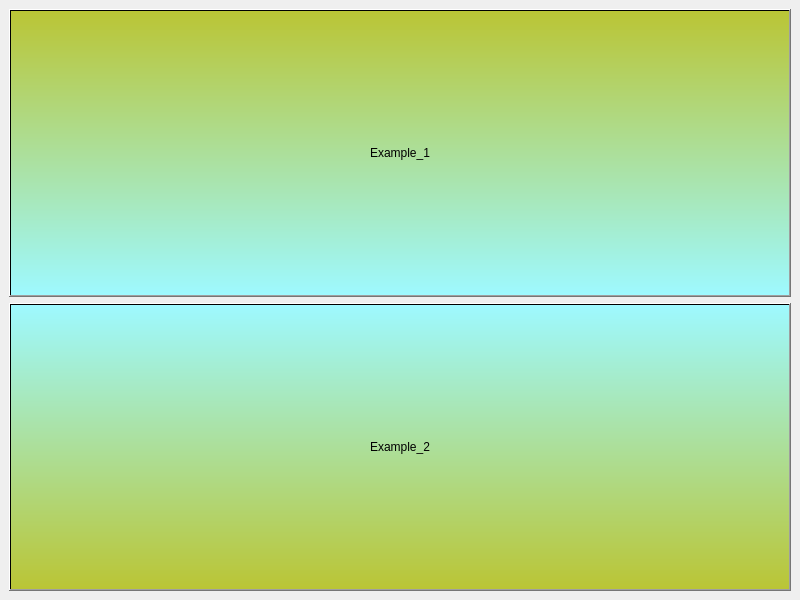
First picture: the form in ui/mainwindow.ui, repository Smell-good-tang/Qt_C-Plus-Plus_Python_Deep_Learning, before the edit.
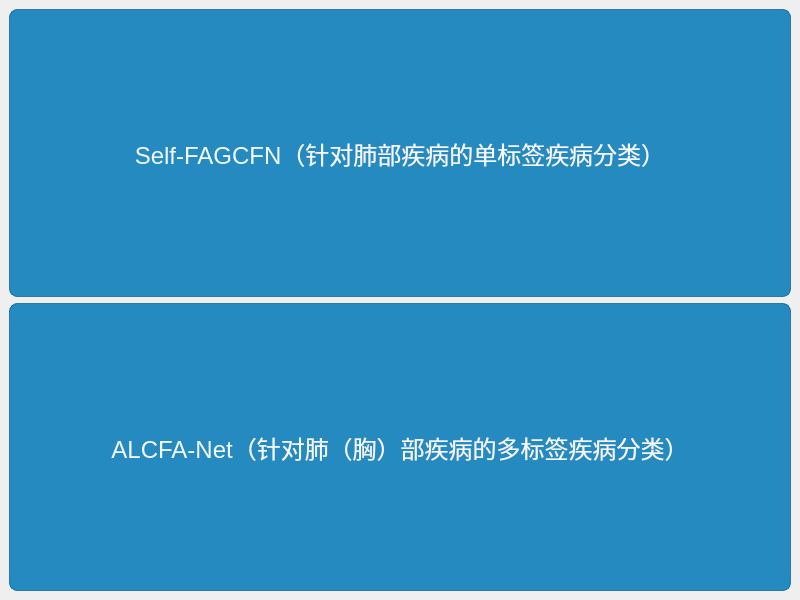
Second picture: the form after the edit. Icons and pictures are not drawn.

Diff of the .ui file:
```diff
--- a/ui/mainwindow.ui
+++ b/ui/mainwindow.ui
@@ -11,11 +11,46 @@
    </rect>
   </property>
   <property name="windowTitle">
-   <string>肺部疾病分类模型选择</string>
+   <string>CXR 肺（胸）部疾病分类模型选择</string>
+  </property>
+  <property name="styleSheet">
+   <string notr="true"/>
   </property>
   <widget class="QWidget" name="centralwidget">
    <property name="styleSheet">
-    <string notr="true">#centralwidget{border-image: url(:/Pictures/mainwindow.jpg);}</string>
+    <string notr="true">#centralwidget{border-image: url(:/Pictures/mainwindow.jpg);}
+
+/* 半透明医疗按钮 - 基础版 */
+QPushButton {
+    background-color: rgba(0, 119, 182, 0.85);  /* 主蓝半透明 */
+    border: 1px solid rgba(0, 93, 143, 0.7);    /* 半透明边框 */
+    border-radius: 8px;
+    color: rgba(255, 255, 255, 0.95);           /* 轻微透明文字 */
+    font-family: 'Segoe UI';
+    font-size: 24px;
+    padding: 10px 20px;
+    min-width: 100px;
+}
+
+/* 悬停状态（透明度降低增强可点击性） */
+QPushButton:hover {
+    background-color: rgba(0, 93, 143, 0.9);
+    border-color: rgba(0, 74, 115, 0.85);
+}
+
+/* 按下状态（模拟材质按压效果） */
+QPushButton:pressed {
+    background-color: rgba(0, 74, 115, 0.95);
+    border-color: transparent;
+    padding: 11px 21px 9px 19px;
+}
+
+/* 禁用状态（保持透明层次） */
+QPushButton:disabled {
+    background-color: rgba(176, 190, 197, 0.6);
+    border-color: rgba(144, 164, 174, 0.5);
+    color: rgba(255, 255, 255, 0.5);
+}</string>
    </property>
    <layout class="QVBoxLayout" name="verticalLayout">
     <item>
@@ -26,12 +61,8 @@
         <verstretch>0</verstretch>
        </sizepolicy>
       </property>
-      <property name="styleSheet">
-       <string notr="true">font: 12pt &quot;Microsoft YaHei UI&quot;;
-background-color: qlineargradient(spread:pad, x1:0, y1:0, x2:0, y2:1, stop:0 rgba(186, 197, 53, 255), stop:1 rgba(158, 249, 255, 255));</string>
-      </property>
       <property name="text">
-       <string>Example_1</string>
+       <string>Self-FAGCFN（针对肺部疾病的单标签疾病分类）</string>
       </property>
      </widget>
     </item>
@@ -44,11 +75,10 @@
        </sizepolicy>
       </property>
       <property name="styleSheet">
-       <string notr="true">font: 12pt &quot;Microsoft YaHei UI&quot;;
-background-color: qlineargradient(spread:pad, x1:0, y1:0, x2:0, y2:1, stop:0 rgba(158, 249, 255, 255), stop:1 rgba(186, 197, 53, 255));</string>
+       <string notr="true"/>
       </property>
       <property name="text">
-       <string>Example_2</string>
+       <string>ALCFA-Net（针对肺（胸）部疾病的多标签疾病分类）</string>
       </property>
      </widget>
     </item>
```
Left out of the diff: 4 changed lines with no effect on the pictures.
